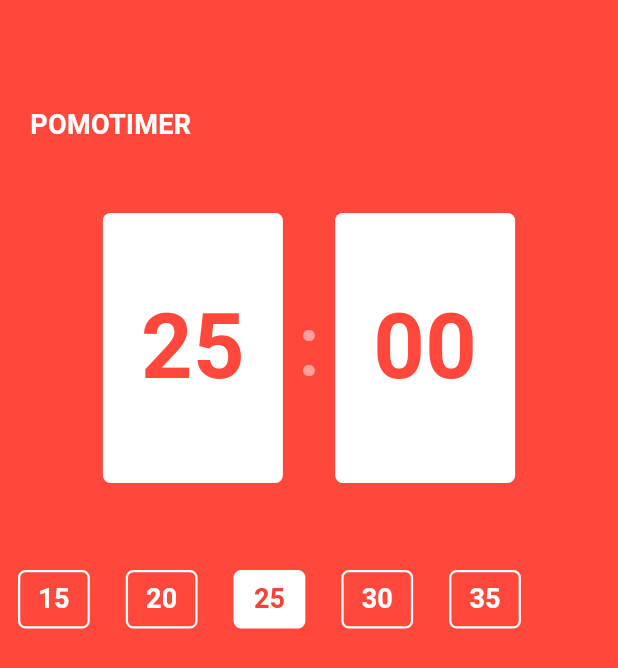
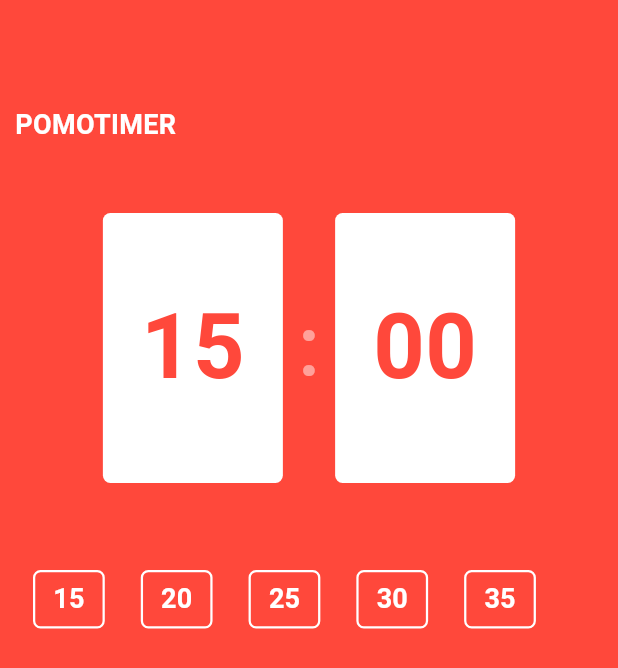
Before and after one commit to kijiwon/flutter-challenges, a Flutter app: the screen it shows after launch, after a tap on "15", on a phone screen of 412 x 824 dp. Shown: the top 668 px of the screen. Run offline on Flutter 3.47's test engine with Material 3 defaults, Android fonts, the phone set to English and light mode, and no system bars.

Commit message:
time setting 동작

```diff
--- a/day11_assignment/lib/screens/home_screen.dart
+++ b/day11_assignment/lib/screens/home_screen.dart
@@ -17,11 +17,23 @@ class _HomeScreenState extends State<HomeScreen> {
 
   // 초기값은 25분
   int totalSeconds = twentyFive;
+  // 유저가 누른 시간
+  int settingSeconds = twentyFive;
+  // 버튼
+  int settingButton = twentyFive;
 
   // 초 포맷
   String format(int seconds) {
     var duration = Duration(seconds: seconds);
     return duration.toString().split('.').first.substring(2, 7);
+  }
+
+  // time setting
+  void onTimePressed(int settedTime) {
+    setState(() {
+      totalSeconds = settedTime;
+      settingSeconds = settedTime;
+    });
   }
 
   @override
@@ -31,21 +43,18 @@ class _HomeScreenState extends State<HomeScreen> {
       body: Padding(
         padding: const EdgeInsets.only(
           top: 70,
+          right: 10,
+          left: 10,
         ),
         child: Column(
           crossAxisAlignment: CrossAxisAlignment.start,
           children: [
-            Padding(
-              padding: const EdgeInsets.only(
-                left: 20,
-              ),
-              child: Text(
-                'POMOTIMER',
-                style: TextStyle(
-                  color: Theme.of(context).cardColor,
-                  fontSize: 18,
-                  fontWeight: FontWeight.w600,
-                ),
+            Text(
+              'POMOTIMER',
+              style: TextStyle(
+                color: Theme.of(context).cardColor,
+                fontSize: 18,
+                fontWeight: FontWeight.w600,
               ),
             ),
             Flexible(
@@ -117,38 +126,43 @@ class _HomeScreenState extends State<HomeScreen> {
                   Row(
                     children: [
                       TextButton(
-                        onPressed: () {},
-                        child: const TimeButton(
+                        onPressed: () => onTimePressed(fifteen),
+                        child: TimeButton(
                           setting: '15',
-                          isSetted: false,
+                          settingSeconds: settingButton,
+                          settedButton: fifteen,
                         ),
                       ),
                       TextButton(
-                        onPressed: () {},
-                        child: const TimeButton(
+                        onPressed: () => onTimePressed(twenty),
+                        child: TimeButton(
                           setting: '20',
-                          isSetted: false,
+                          settingSeconds: settingSeconds,
+                          settedButton: twenty,
                         ),
                       ),
                       TextButton(
-                        onPressed: () {},
-                        child: const TimeButton(
+                        onPressed: () => onTimePressed(twentyFive),
+                        child: TimeButton(
                           setting: '25',
-                          isSetted: true,
+                          settingSeconds: settingSeconds,
+                          settedButton: twentyFive,
                         ),
                       ),
                       TextButton(
-                        onPressed: () {},
-                        child: const TimeButton(
+                        onPressed: () => onTimePressed(thirty),
+                        child: TimeButton(
                           setting: '30',
-                          isSetted: false,
+                          settingSeconds: settingSeconds,
+                          settedButton: thirty,
                         ),
                       ),
                       TextButton(
-                        onPressed: () {},
-                        child: const TimeButton(
+                        onPressed: () => onTimePressed(thirtyFive),
+                        child: TimeButton(
                           setting: '35',
-                          isSetted: false,
+                          settingSeconds: settingSeconds,
+                          settedButton: thirtyFive,
                         ),
                       ),
                     ],
--- a/day11_assignment/lib/widget/timeButton.dart
+++ b/day11_assignment/lib/widget/timeButton.dart
@@ -1,14 +1,20 @@
 import 'package:flutter/material.dart';
 
-class TimeButton extends StatelessWidget {
+class TimeButton extends StatefulWidget {
   const TimeButton({
     super.key,
     required this.setting,
-    required this.isSetted,
+    required this.settingSeconds,
+    required this.settedButton,
   });
 
-  final setting, isSetted;
+  final setting, settingSeconds, settedButton;
 
+  @override
+  State<TimeButton> createState() => _TimeButtonState();
+}
+
+class _TimeButtonState extends State<TimeButton> {
   @override
   Widget build(BuildContext context) {
     return Container(
@@ -21,13 +27,16 @@ class TimeButton extends StatelessWidget {
       decoration: BoxDecoration(
         border: Border.all(color: Colors.white, width: 1.5),
         borderRadius: BorderRadius.circular(5),
-        color:
-            isSetted ? Colors.white : Theme.of(context).scaffoldBackgroundColor,
+        color: widget.settingSeconds == widget.settedButton
+            ? Colors.white
+            : Theme.of(context).scaffoldBackgroundColor,
       ),
       child: Text(
-        setting,
+        widget.setting,
         style: TextStyle(
-          color: isSetted ? Colors.red : Colors.white,
+          color: widget.settingSeconds == widget.settedButton
+              ? Colors.red
+              : Colors.white,
           fontSize: 18,
           fontWeight: FontWeight.w700,
         ),
```
